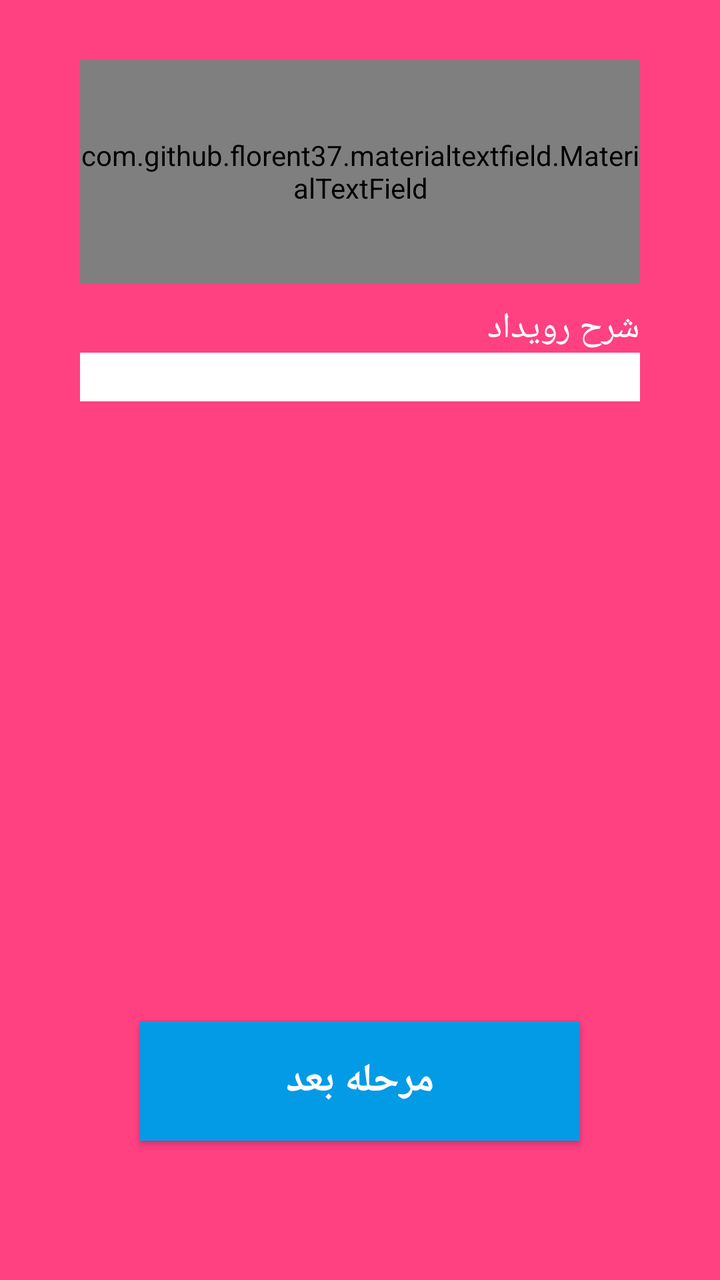
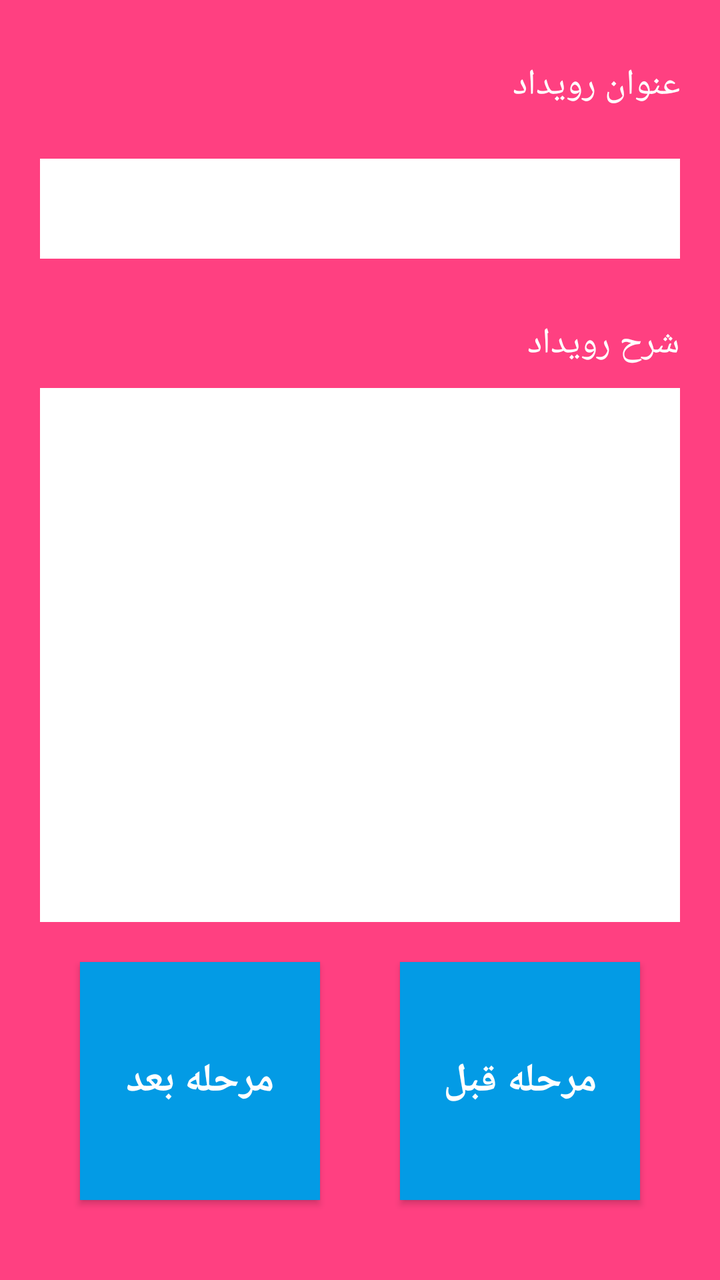

Compare the two renders of this Android layout. The source of the first and the diff that turns it into the second are given below.
<!-- AndroidManifest.xml: application theme AppTheme -->
<!-- res/layout/activity_title.xml -->
<?xml version="1.0" encoding="utf-8"?>
<RelativeLayout xmlns:android="http://schemas.android.com/apk/res/android"
    xmlns:app="http://schemas.android.com/apk/res-auto"
    xmlns:tools="http://schemas.android.com/tools"
    android:layout_width="match_parent"
    android:layout_height="match_parent"
    android:background="@color/colorAccent"
    android:paddingTop="10dp"
    tools:context=".MainActivity">

    <LinearLayout
        android:layout_width="match_parent"
        android:layout_height="match_parent"
        android:layout_margin="20dp"
        android:orientation="vertical">




        <com.github.florent37.materialtextfield.MaterialTextField
            android:id="@+id/txt_title"
            android:layout_width="match_parent"
            android:layout_height="match_parent"
            android:layout_alignParentTop="true"
            android:layout_centerHorizontal="true"
            android:layout_marginLeft="20dp"
            android:layout_marginRight="20dp"
            android:layout_weight="1"
            app:mtf_image="@drawable/user"
            app:mtf_labelColor="#666">

            <EditText
                android:id="@+id/etxt_title"
                android:layout_width="match_parent"
                android:layout_height="wrap_content"
                android:hint="عنوان رویداد"
                android:inputType="textMultiLine"
                android:textColor="#333"
                android:textSize="15sp" />

        </com.github.florent37.materialtextfield.MaterialTextField>



        <LinearLayout
            android:layout_width="match_parent"
            android:layout_height="match_parent"
            android:layout_marginLeft="10dp"
            android:layout_marginRight="10dp"
            android:layout_weight=".6"
            android:orientation="vertical"
            android:padding="10dp">

            <TextView
                android:id="@+id/txt_disc"
                android:layout_width="match_parent"
                android:layout_height="wrap_content"
                android:layout_centerHorizontal="true"
                android:text="شرح رویداد"
                android:textColor="#fff"
                android:textSize="18dp" />


            <EditText
                android:id="@+id/etxt_disc"
                android:layout_width="match_parent"
                android:layout_height="wrap_content"
                android:background="#ffff"
                android:inputType="textMultiLine" />

        </LinearLayout>

        <TextView
            android:id="@+id/txt_bb"
            android:layout_width="match_parent"
            android:layout_height="match_parent"
            android:layout_below="@+id/ivAttachment"
            android:layout_centerHorizontal="true"
            android:layout_weight="1.2"
            android:gravity="center"
            android:textColor="#fff" />

        <Button
            android:id="@+id/btn_tittle_next"
            android:layout_width="match_parent"
            android:layout_height="match_parent"
            android:layout_alignParentBottom="true"
            android:layout_margin="50dp"
            android:layout_weight=".9"
            android:background="#039be5"
            android:gravity="center"
            android:text="مرحله بعد"
            android:textColor="#fff"
            android:textSize="20sp"
            android:textStyle="bold" />

    </LinearLayout>

</RelativeLayout>
<!-- resources referenced by this layout -->
<resources>
  <color name="colorAccent">#FF4081</color>
  <!-- drawable user: png bitmap (drawable, 17750 bytes) -->
  <style name="AppTheme" parent="Theme.AppCompat.Light.DarkActionBar">
          
          <item name="colorPrimary">@color/colorPrimary</item>
          <item name="colorPrimaryDark">@color/colorPrimaryDark</item>
          <item name="colorAccent">@color/colorAccent</item>
      </style>
  <color name="colorPrimary">#3F51B5</color>
  <color name="colorPrimaryDark">#303F9F</color>
</resources>

<!-- the commit's change to res/layout/activity_title.xml (unified diff, before → after) -->
@@ -14,85 +14,97 @@
         android:layout_margin="20dp"
         android:orientation="vertical">
 
+    <LinearLayout
+        android:layout_width="match_parent"
+        android:layout_height="match_parent"
+        android:layout_weight="1.14"
+        android:orientation="vertical">
+
+        <TextView
+            android:id="@+id/txt_title_title"
+            android:layout_width="match_parent"
+            android:layout_height="wrap_content"
+            android:layout_weight="1.13"
+            android:layout_centerHorizontal="true"
+            android:text="عنوان رویداد"
+            android:textColor="#fff"
+            android:textSize="18dp" />
+
+        <EditText
+            android:id="@+id/etxt_title"
+            android:layout_width="match_parent"
+            android:layout_height="wrap_content"
+            android:layout_weight="1.15"
+            android:background="#ffff"
+            android:inputType="text" />
+
+    </LinearLayout>
+
+    <LinearLayout
+        android:layout_width="match_parent"
+        android:layout_height="match_parent"
+        android:layout_weight=".6"
+        android:orientation="vertical">
+
+        <TextView
+                android:id="@+id/txt_title_disc"
+                android:layout_width="match_parent"
+                android:layout_height="wrap_content"
+                android:layout_centerHorizontal="true"
+                android:layout_marginTop="30dp"
+                android:layout_marginBottom="10dp"
+                android:text="شرح رویداد"
+                android:textColor="#fff"
+                android:textSize="18dp" />
+
+        <EditText
+                android:id="@+id/etxt_disc"
+                android:layout_width="match_parent"
+                android:layout_height="wrap_content"
+                android:layout_weight=".9"
+                android:background="#ffff"
+                android:inputType="textMultiLine" />
 
 
 
-        <com.github.florent37.materialtextfield.MaterialTextField
-            android:id="@+id/txt_title"
-            android:layout_width="match_parent"
-            android:layout_height="match_parent"
-            android:layout_alignParentTop="true"
-            android:layout_centerHorizontal="true"
-            android:layout_marginLeft="20dp"
-            android:layout_marginRight="20dp"
-            android:layout_weight="1"
-            app:mtf_image="@drawable/user"
-            app:mtf_labelColor="#666">
-
-            <EditText
-                android:id="@+id/etxt_title"
-                android:layout_width="match_parent"
-                android:layout_height="wrap_content"
-                android:hint="عنوان رویداد"
-                android:inputType="textMultiLine"
-                android:textColor="#333"
-                android:textSize="15sp" />
-
-        </com.github.florent37.materialtextfield.MaterialTextField>
-
-
+    </LinearLayout>
 
         <LinearLayout
             android:layout_width="match_parent"
             android:layout_height="match_parent"
-            android:layout_marginLeft="10dp"
-            android:layout_marginRight="10dp"
-            android:layout_weight=".6"
-            android:orientation="vertical"
-            android:padding="10dp">
+            android:layout_weight="1"
+            android:orientation="horizontal">
 
-            <TextView
-                android:id="@+id/txt_disc"
+            <Button
+                android:id="@+id/btn_title_next"
                 android:layout_width="match_parent"
-                android:layout_height="wrap_content"
-                android:layout_centerHorizontal="true"
-                android:text="شرح رویداد"
+                android:layout_height="match_parent"
+                android:layout_alignParentBottom="true"
+                android:layout_margin="20dp"
+                android:layout_weight="1"
+                android:background="#039be5"
+                android:gravity="center"
+                android:text="مرحله بعد"
                 android:textColor="#fff"
-                android:textSize="18dp" />
+                android:textSize="20sp"
+                android:textStyle="bold" />
 
-
-            <EditText
-                android:id="@+id/etxt_disc"
+            <Button
+                android:id="@+id/btn_title_back"
                 android:layout_width="match_parent"
-                android:layout_height="wrap_content"
-                android:background="#ffff"
-                android:inputType="textMultiLine" />
+                android:layout_height="match_parent"
+                android:layout_alignParentBottom="true"
+                android:layout_margin="20dp"
+                android:layout_weight="1"
+                android:background="#039be5"
+                android:gravity="center"
+                android:text="مرحله قبل"
+                android:textColor="#fff"
+                android:textSize="20sp"
+                android:textStyle="bold" />
 
         </LinearLayout>
 
-        <TextView
-            android:id="@+id/txt_bb"
-            android:layout_width="match_parent"
-            android:layout_height="match_parent"
-            android:layout_below="@+id/ivAttachment"
-            android:layout_centerHorizontal="true"
-            android:layout_weight="1.2"
-            android:gravity="center"
-            android:textColor="#fff" />
-
-        <Button
-            android:id="@+id/btn_tittle_next"
-            android:layout_width="match_parent"
-            android:layout_height="match_parent"
-            android:layout_alignParentBottom="true"
-            android:layout_margin="50dp"
-            android:layout_weight=".9"
-            android:background="#039be5"
-            android:gravity="center"
-            android:text="مرحله بعد"
-            android:textColor="#fff"
-            android:textSize="20sp"
-            android:textStyle="bold" />
 
     </LinearLayout>
 
<!-- resource entries referenced after the edit -->
@@ -1,7 +1,6 @@
 <!-- resources referenced by this layout -->
 <resources>
   <color name="colorAccent">#FF4081</color>
-  <!-- drawable user: png bitmap (drawable, 17750 bytes) -->
   <style name="AppTheme" parent="Theme.AppCompat.Light.DarkActionBar">
           
           <item name="colorPrimary">@color/colorPrimary</item>
